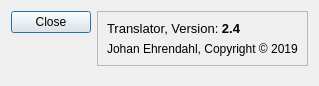
The window that dialogabout.ui (Monochrome-Inc/translator_app) describes before a commit, drawn with Qt 5.
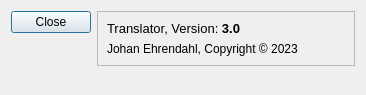
The same window after the commit.

What changed in the file:
```diff
--- a/dialogabout.ui
+++ b/dialogabout.ui
@@ -6,8 +6,8 @@
    <rect>
     <x>0</x>
     <y>0</y>
-    <width>274</width>
-    <height>86</height>
+    <width>366</width>
+    <height>95</height>
    </rect>
   </property>
   <property name="windowTitle">
@@ -33,7 +33,7 @@
       <item>
        <widget class="QLabel" name="label_2">
         <property name="text">
-         <string>&lt;html&gt;&lt;head/&gt;&lt;body&gt;&lt;p&gt;&lt;span style=&quot; font-size:10pt;&quot;&gt;Translator, Version: &lt;/span&gt;&lt;span style=&quot; font-size:10pt; font-weight:600;&quot;&gt;2.4&lt;/span&gt;&lt;/p&gt;&lt;/body&gt;&lt;/html&gt;</string>
+         <string>&lt;html&gt;&lt;head/&gt;&lt;body&gt;&lt;p&gt;&lt;span style=&quot; font-size:10pt;&quot;&gt;Translator, Version: &lt;/span&gt;&lt;span style=&quot; font-size:10pt; font-weight:600;&quot;&gt;3.0&lt;/span&gt;&lt;/p&gt;&lt;/body&gt;&lt;/html&gt;</string>
         </property>
         <property name="scaledContents">
          <bool>true</bool>
@@ -43,7 +43,7 @@
       <item>
        <widget class="QLabel" name="label">
         <property name="text">
-         <string>&lt;html&gt;&lt;head/&gt;&lt;body&gt;&lt;p&gt;Johan Ehrendahl, Copyright © 2019&lt;/p&gt;&lt;/body&gt;&lt;/html&gt;</string>
+         <string>&lt;html&gt;&lt;head/&gt;&lt;body&gt;&lt;p&gt;Johan Ehrendahl, Copyright © 2023&lt;/p&gt;&lt;/body&gt;&lt;/html&gt;</string>
         </property>
         <property name="scaledContents">
          <bool>true</bool>
```
